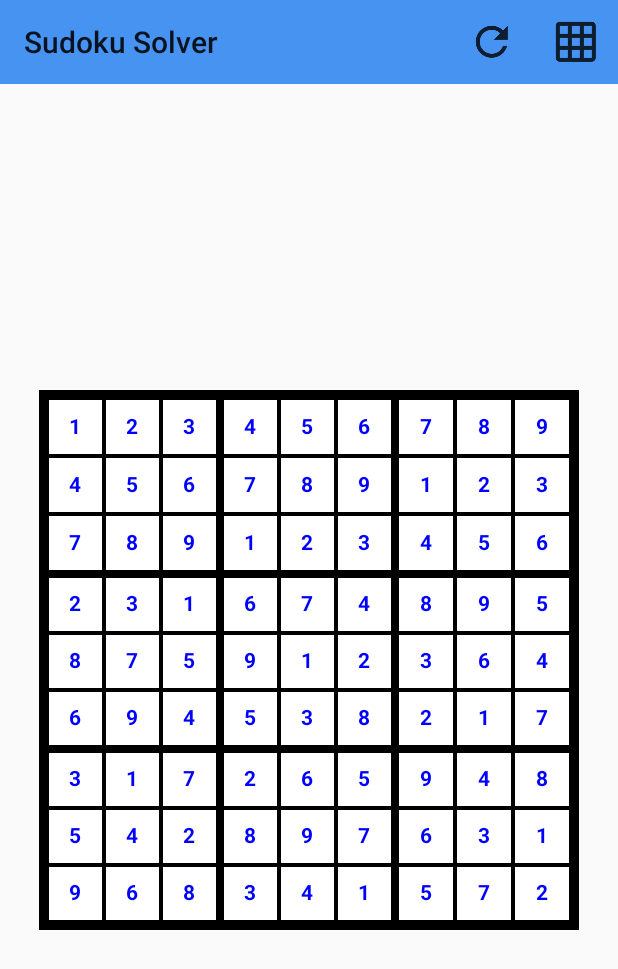
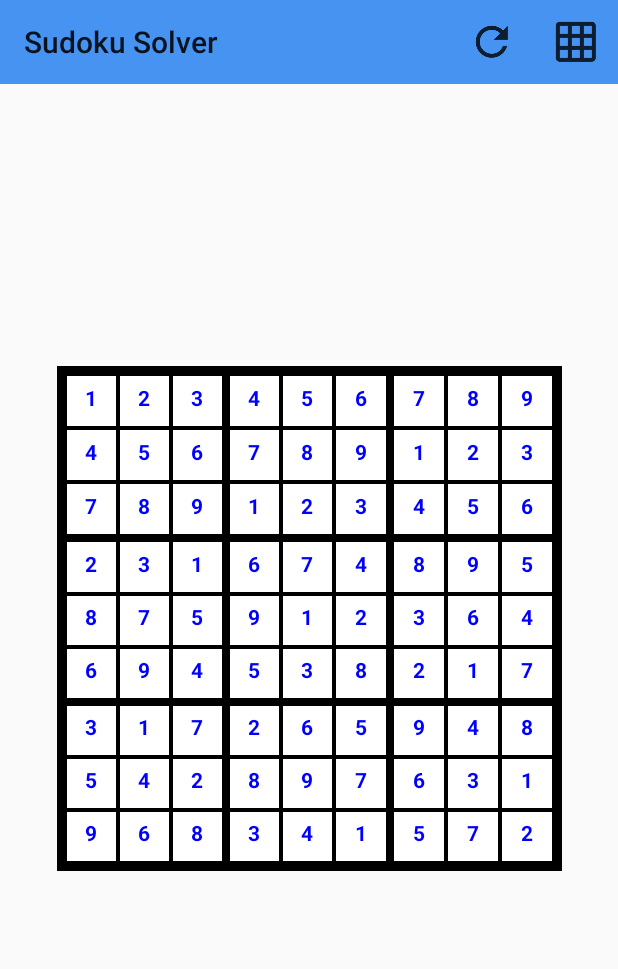
Before and after one commit to fengctor/Sudoku, an Android app: the screen it shows after launch (MainActivity), after a tap on "Solve!", on a phone screen of 412 x 824 dp. Shown: the top 969 px of the screen. Run offline under Robolectric (Android 15) with nearby library versions, the light colour scheme and no system bars.

Commit message:
Update grid dimensions

```diff
--- a/app/src/main/java/projects/feng/gary/sudokusolver/MainActivity.java
+++ b/app/src/main/java/projects/feng/gary/sudokusolver/MainActivity.java
@@ -1,10 +1,12 @@
 package projects.feng.gary.sudokusolver;
 
 import android.graphics.Color;
+import android.graphics.Point;
 import android.graphics.Typeface;
 import android.os.Bundle;
 import android.os.Handler;
 import android.support.constraint.ConstraintLayout;
+import android.support.constraint.ConstraintSet;
 import android.support.design.widget.Snackbar;
 import android.support.v4.app.LoaderManager;
 import android.support.v4.content.Loader;
@@ -16,6 +18,7 @@ import android.text.Editable;
 import android.text.InputFilter;
 import android.text.InputType;
 import android.text.TextWatcher;
+import android.view.Display;
 import android.view.Gravity;
 import android.view.KeyEvent;
 import android.view.Menu;
@@ -36,7 +39,9 @@ public class MainActivity extends AppCompatActivity {
     private static final int CELL_MAX_LEN = 1;
     private static final int CELL_TEXT_SIZE = 14;
     private static final int THICKER_BORDER_MARGIN = 4;
+    private static final int DEFAULT_MARGIN = 8;
 
+    private ConstraintLayout mConstraintLayout;
     private ProgressBar mProgressBar;
     private TableLayout mTableLayout;
     private SwipeRefreshLayout mSwipeRefresh;
@@ -46,6 +51,7 @@ public class MainActivity extends AppCompatActivity {
         super.onCreate(savedInstanceState);
         setContentView(R.layout.activity_main);
 
+        mConstraintLayout = findViewById(R.id.layout);
         mProgressBar = findViewById(R.id.progressBar);
         mTableLayout = findViewById(R.id.grid);
 
@@ -86,6 +92,24 @@ public class MainActivity extends AppCompatActivity {
 
 
     private void setUpSudokuGrid() {
+        Display display = getWindowManager().getDefaultDisplay();
+        Point size = new Point();
+        display.getSize(size);
+
+        // Grid should have around 1 cell of empty space to its right and left
+        int tableDim = (size.x < size.y ? size.x : size.y) * 9 / 11;
+        ConstraintLayout.LayoutParams constraintLayoutParams = new ConstraintLayout.LayoutParams(tableDim, tableDim);
+        constraintLayoutParams.setMargins(DEFAULT_MARGIN, DEFAULT_MARGIN, DEFAULT_MARGIN, DEFAULT_MARGIN);
+        mTableLayout.setLayoutParams(constraintLayoutParams);
+
+        ConstraintSet constraintSet = new ConstraintSet();
+        constraintSet.clone(mConstraintLayout);
+        constraintSet.connect(R.id.grid, ConstraintSet.LEFT, R.id.layout, ConstraintSet.LEFT);
+        constraintSet.connect(R.id.grid, ConstraintSet.TOP, R.id.layout, ConstraintSet.TOP);
+        constraintSet.connect(R.id.grid, ConstraintSet.RIGHT, R.id.layout, ConstraintSet.RIGHT);
+        constraintSet.connect(R.id.grid, ConstraintSet.BOTTOM, R.id.layout, ConstraintSet.BOTTOM);
+        constraintSet.applyTo(mConstraintLayout);
+
         EditText prevCell = null;
 
         for (int i = 0; i < Sudoku.DIMEN; ++i) {
```
